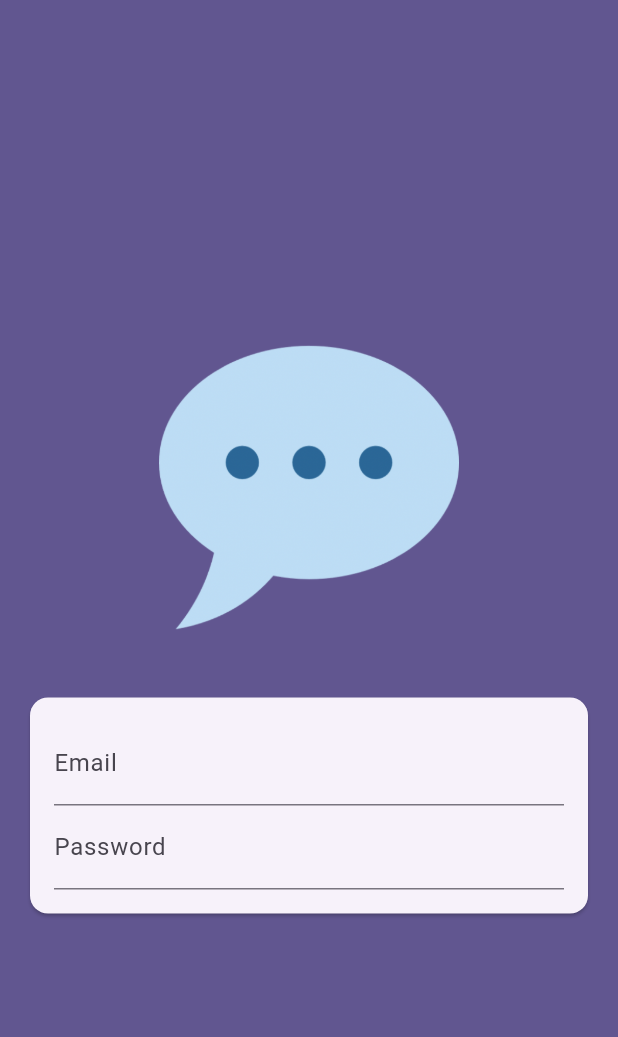
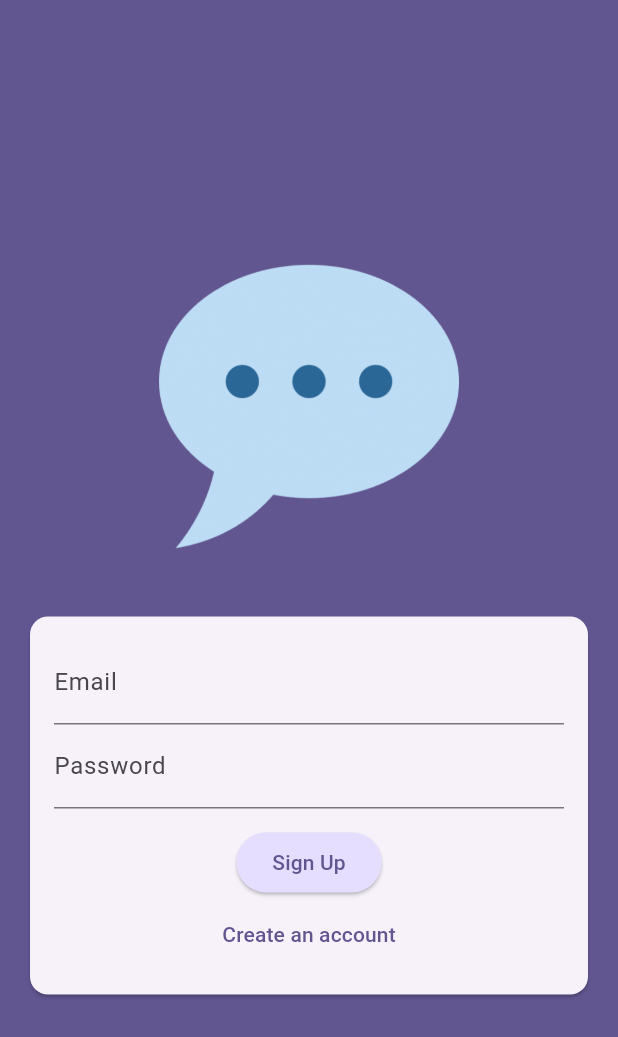
Before and after one commit to Sukhmeetsingh306/flutter_chat_application, a Flutter app: the screen it shows after launch, on a phone screen of 412 x 824 dp. Shown: the top 1037 px of the screen. Run offline on Flutter 3.47's test engine with Material 3 defaults, Android fonts, the phone set to English and light mode, and no system bars.

Commit message:
Theme removed for now and add the few button on login screen

```diff
--- a/lib/screen/auth_screen.dart
+++ b/lib/screen/auth_screen.dart
@@ -8,6 +8,8 @@ class AuthScreen extends StatefulWidget {
 }
 
 class _AuthScreenState extends State<AuthScreen> {
+  var _isLogin = true;
+
   @override
   Widget build(BuildContext context) {
     return Scaffold(
@@ -50,6 +52,35 @@ class _AuthScreenState extends State<AuthScreen> {
                             ),
                             obscureText: true,
                           ),
+                          const SizedBox(
+                            height: 12,
+                          ),
+                          ElevatedButton(
+                            onPressed: () {
+                              setState(() {
+                                _isLogin = !_isLogin;
+                              });
+                            },
+                            style: ElevatedButton.styleFrom(
+                                backgroundColor: Theme.of(context)
+                                    .colorScheme
+                                    .primaryContainer),
+                            child: Text(
+                              _isLogin ? 'Sign Up' : 'Login In',
+                            ),
+                          ),
+                          TextButton(
+                            onPressed: () {
+                              setState(() {
+                                _isLogin = !_isLogin;
+                              });
+                            },
+                            child: Text(
+                              _isLogin
+                                  ? 'Create an account'
+                                  : 'Already have a account? Login',
+                            ),
+                          ),
                         ],
                       ),
                     ),
```
Also changed, not shown: lib/theme/color_theme.dart (deleted).
